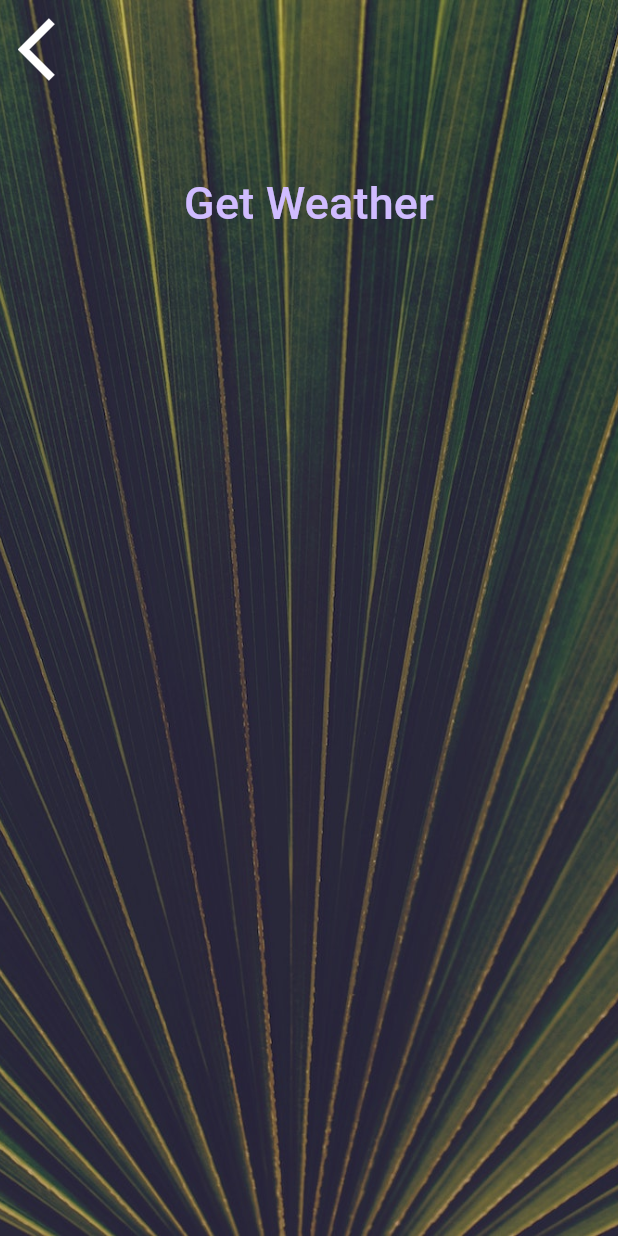
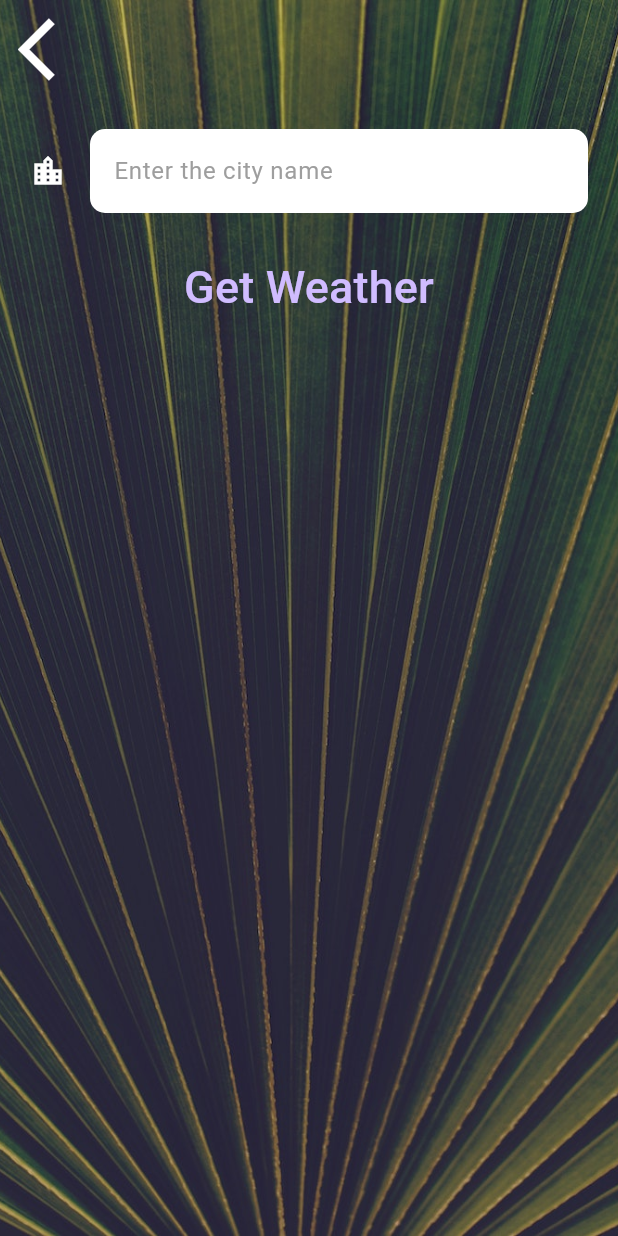
Before and after one commit to TA-rathnayaka/climate-app, a Flutter app: the CityScreen screen opened directly, on a phone screen of 412 x 824 dp. Run offline on Flutter 3.47's test engine with Material 3 defaults, Android fonts, the phone set to English and light mode, and no system bars; our stand-ins replace flutter_dotenv, flutter_spinkit, geolocator; network calls fail; Roboto replaces fonts that are missing (Spartan MB).

Commit message:
finished the project

```diff
--- a/lib/screens/city_screen.dart
+++ b/lib/screens/city_screen.dart
@@ -7,6 +7,8 @@ class CityScreen extends StatefulWidget {
 }
 
 class _CityScreenState extends State<CityScreen> {
+  String? cityName;
+
   @override
   Widget build(BuildContext context) {
     return Scaffold(
@@ -24,7 +26,9 @@ class _CityScreenState extends State<CityScreen> {
               Align(
                 alignment: Alignment.topLeft,
                 child: TextButton(
-                  onPressed: () {},
+                  onPressed: () {
+                    Navigator.pop(context);
+                  },
                   child: Icon(
                     Icons.arrow_back_ios,
                     size: 50.0,
@@ -34,10 +38,18 @@ class _CityScreenState extends State<CityScreen> {
               ),
               Container(
                 padding: EdgeInsets.all(20.0),
-                child: null,
+                child: TextField(
+                    onChanged: (value) {
+                      cityName = value;
+                    },
+                    style: TextStyle(color: Colors.black),
+                    decoration: kTextFieldInputDection),
               ),
               TextButton(
-                onPressed: () {},
+                onPressed: () {
+                  Navigator.pop(context, cityName);
+
+                },
                 child: Text(
                   'Get Weather',
                   style: kButtonTextStyle,
--- a/lib/utilities/constants.dart
+++ b/lib/utilities/constants.dart
@@ -18,3 +18,16 @@ const kButtonTextStyle = TextStyle(
 const kConditionTextStyle = TextStyle(
   fontSize: 100.0,
 );
+
+const kTextFieldInputDection = InputDecoration(
+    filled: true,
+    fillColor: Colors.white,
+    icon: Icon(
+      Icons.location_city,
+      color: Colors.white,
+    ),
+    hintText: 'Enter the city name',
+    hintStyle: TextStyle(color: Colors.grey),
+    border: OutlineInputBorder(
+        borderRadius: BorderRadius.all(Radius.circular(10.0)),
+        borderSide: BorderSide.none));
```
Also changed, not shown: lib/screens/location_screen.dart (+12 -2 lines), lib/services/weather.dart (+9 -5 lines).
